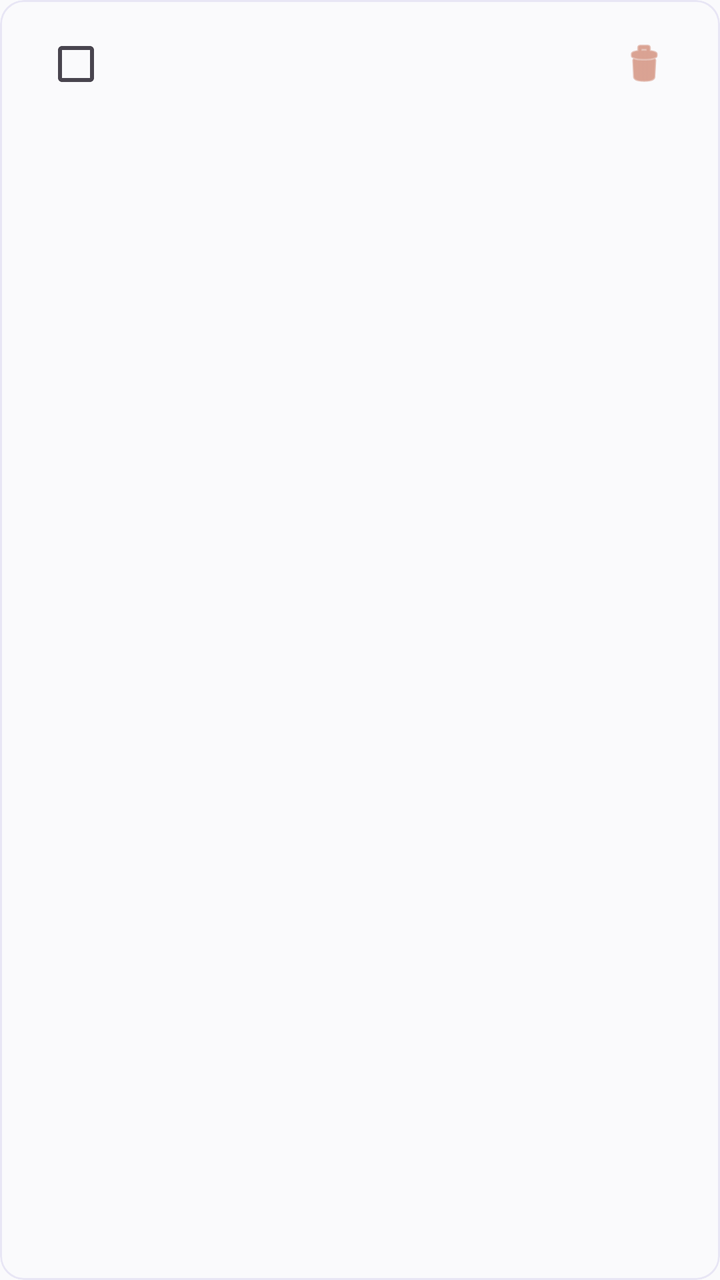
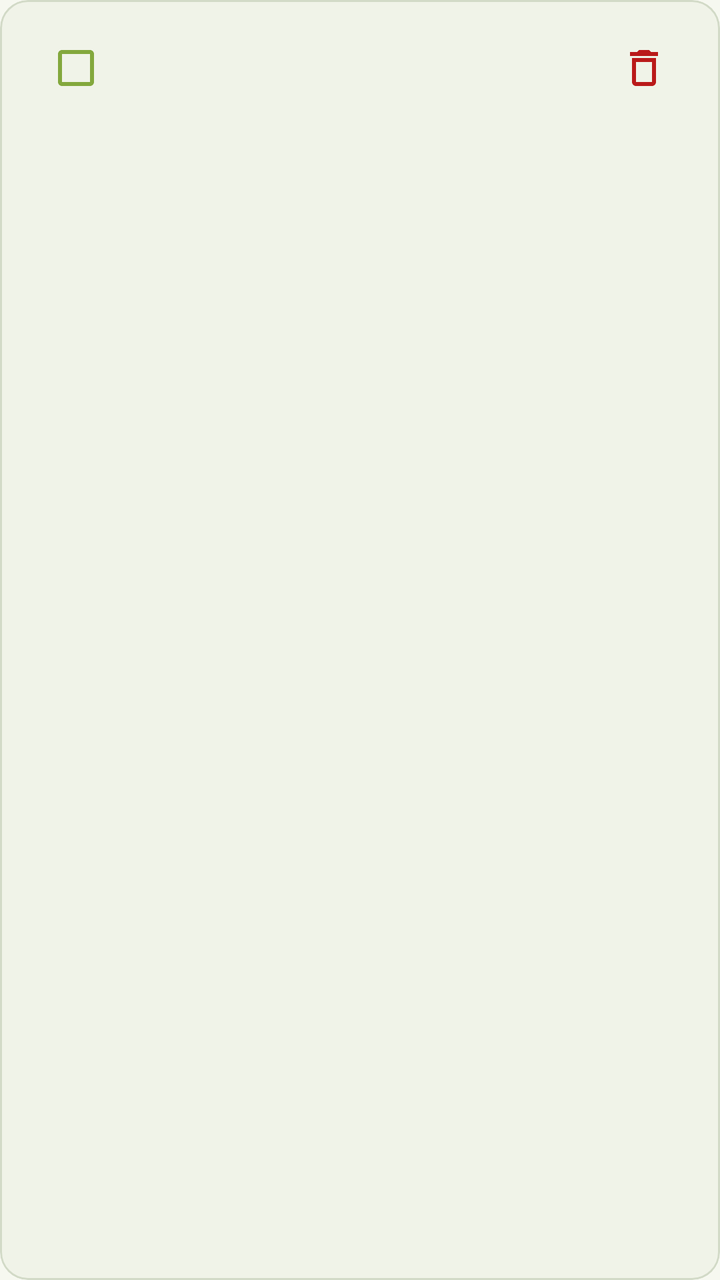

Before-and-after screenshots of an Android layout around one commit, followed by the original layout XML and the change that was made.
<!-- AndroidManifest.xml: application theme Theme.Reminder -->
<!-- res/layout/item_payment.xml -->
<?xml version="1.0" encoding="utf-8"?>
<com.google.android.material.card.MaterialCardView xmlns:android="http://schemas.android.com/apk/res/android"
    xmlns:app="http://schemas.android.com/apk/res-auto"
    android:layout_width="match_parent"
    android:layout_height="wrap_content"
    android:layout_marginBottom="8dp"
    app:cardElevation="0dp"
    app:cardCornerRadius="12dp"
    app:strokeWidth="1dp"
    app:strokeColor="@color/colorDivider"
    app:cardBackgroundColor="@color/colorBackground">

    <LinearLayout
        android:layout_width="match_parent"
        android:layout_height="wrap_content"
        android:orientation="horizontal"
        android:gravity="center_vertical"
        android:paddingHorizontal="14dp"
        android:paddingVertical="8dp">

        <com.google.android.material.checkbox.MaterialCheckBox
            android:id="@+id/paymentCheckBox"
            android:layout_width="wrap_content"
            android:layout_height="wrap_content"
            android:layout_marginEnd="12dp"
            app:buttonIconTint="@color/white" />

        <LinearLayout
            android:layout_width="0dp"
            android:layout_height="wrap_content"
            android:layout_weight="1"
            android:orientation="vertical">

            <TextView
                android:id="@+id/paymentNameTextView"
                android:layout_width="wrap_content"
                android:layout_height="wrap_content"
                android:textColor="?android:attr/textColorPrimary"
                android:textSize="15sp"
                android:textStyle="bold" />

            <TextView
                android:id="@+id/dueDateTextView"
                android:layout_width="wrap_content"
                android:layout_height="wrap_content"
                android:textColor="?android:attr/textColorSecondary"
                android:textSize="12sp"
                android:layout_marginTop="3dp" />
        </LinearLayout>

        <ImageButton
            android:id="@+id/deletePaymentBtn"
            android:layout_width="48dp"
            android:layout_height="48dp"
            android:background="?attr/selectableItemBackgroundBorderless"
            android:contentDescription="Delete Payment"
            android:scaleType="centerInside"
            android:src="@android:drawable/ic_menu_delete"
            android:padding="12dp"
            app:tint="@color/colorDelete"
            android:clickable="true"
            android:focusable="true"/>

    </LinearLayout>
</com.google.android.material.card.MaterialCardView>
<!-- resources referenced by this layout -->
<resources>
  <color name="colorBackground">@color/light_background</color>
  <color name="colorDelete">#C4684D</color>
  <color name="colorDivider">@color/light_divider</color>
  <style name="Theme.Reminder" parent="Theme.Material3.DayNight.NoActionBar">
          <item name="colorPrimary">@color/accent_purple</item>
          <item name="colorOnPrimary">@color/white</item>
          <item name="colorSecondary">@color/accent_purple</item>
          <item name="colorOnSecondary">@color/white</item>
          <item name="android:statusBarColor">@color/colorBackground</item>
          <item name="android:windowLightStatusBar" tools:targetApi="m">true</item>
          <item name="android:timePickerMode">spinner</item>
  
          
          <item name="android:windowBackground">@color/light_background</item>
          <item name="colorSurface">@color/light_surface</item>
          <item name="colorOnSurface">@color/light_text_primary</item>
      </style>
  <color name="light_background">#FAFAFC</color>
  <color name="light_divider">#E8E6F5</color>
  <color name="accent_purple">@color/colorAccent</color>
  <color name="light_surface">#FFFFFF</color>
  <color name="light_text_primary">#1D1B20</color>
  <color name="colorAccent">@color/light_primary</color>
  <color name="light_primary">#7B6FEA</color>
  <!-- unchanged entries left out for length: 1 -->
</resources>

<!-- the commit's change to res/layout/item_payment.xml (unified diff, before → after) -->
@@ -5,10 +5,10 @@
     android:layout_height="wrap_content"
     android:layout_marginBottom="8dp"
     app:cardElevation="0dp"
-    app:cardCornerRadius="12dp"
+    app:cardCornerRadius="14dp"
     app:strokeWidth="1dp"
-    app:strokeColor="@color/colorDivider"
-    app:cardBackgroundColor="@color/colorBackground">
+    app:strokeColor="@color/colorSurfaceBorder"
+    app:cardBackgroundColor="@color/colorSurfaceVariant">
 
     <LinearLayout
         android:layout_width="match_parent"
@@ -16,14 +16,14 @@
         android:orientation="horizontal"
         android:gravity="center_vertical"
         android:paddingHorizontal="14dp"
-        android:paddingVertical="8dp">
+        android:paddingVertical="10dp">
 
         <com.google.android.material.checkbox.MaterialCheckBox
             android:id="@+id/paymentCheckBox"
             android:layout_width="wrap_content"
             android:layout_height="wrap_content"
-            android:layout_marginEnd="12dp"
-            app:buttonIconTint="@color/white" />
+            android:layout_marginEnd="10dp"
+            app:buttonTint="@color/gl_primary" />
 
         <LinearLayout
             android:layout_width="0dp"
@@ -55,11 +55,11 @@
             android:background="?attr/selectableItemBackgroundBorderless"
             android:contentDescription="Delete Payment"
             android:scaleType="centerInside"
-            android:src="@android:drawable/ic_menu_delete"
+            android:src="@drawable/ic_ms_delete"
             android:padding="12dp"
             app:tint="@color/colorDelete"
             android:clickable="true"
-            android:focusable="true"/>
+            android:focusable="true" />
 
     </LinearLayout>
 </com.google.android.material.card.MaterialCardView>
<!-- resource entries referenced after the edit -->
@@ -1,29 +1,136 @@
 <!-- resources referenced by this layout -->
 <resources>
-  <color name="colorBackground">@color/light_background</color>
-  <color name="colorDelete">#C4684D</color>
-  <color name="colorDivider">@color/light_divider</color>
+  <color name="colorBackground">@color/gl_background</color>
+  <color name="colorSurface">@color/gl_surface</color>
+  <color name="colorTextPrimary">@color/gl_text_primary</color>
+  <color name="colorTextSecondary">@color/gl_text_secondary</color>
+  <color name="colorDelete">#BA1A1A</color>
+  <color name="colorSurfaceBorder">@color/gl_outline</color>
+  <color name="colorSurfaceVariant">@color/gl_surface_elevated</color>
+  <color name="gl_primary">#83A83D</color>
+  <!-- drawable ic_ms_delete (drawable) -->
+  <vector xmlns:android="http://schemas.android.com/apk/res/android"
+      android:width="24dp"
+      android:height="24dp"
+      android:viewportWidth="24"
+      android:viewportHeight="24"
+      android:tint="?attr/colorControlNormal">
+      <path
+          android:fillColor="@android:color/white"
+          android:pathData="M16,9v10H8V9h8m-1.5,-6h-5l-1,1H5v2h14V4h-3.5l-1,-1zM18,7H6v12c0,1.1 0.9,2 2,2h8c1.1,0 2,-0.9 2,-2V7z" />
+  </vector>
+  <color name="colorDivider">@color/gl_outline_variant</color>
+  <color name="colorDeleteContainer">#FFDAD6</color>
+  <color name="colorOnDeleteContainer">#410002</color>
+  <style name="Animation.Reminder.Activity" parent="@android:style/Animation.Activity">
+          <item name="android:activityOpenEnterAnimation">@anim/slide_in_right</item>
+          <item name="android:activityOpenExitAnimation">@anim/slide_out_left</item>
+          <item name="android:activityCloseEnterAnimation">@anim/slide_in_left</item>
+          <item name="android:activityCloseExitAnimation">@anim/slide_out_right</item>
+      </style>
+  <style name="Widget.Reminder.CardView" parent="Widget.Material3.CardView.Filled">
+          <item name="cardBackgroundColor">@color/colorSurface</item>
+          <item name="strokeColor">@color/colorDivider</item>
+          <item name="strokeWidth">@dimen/card_stroke_width</item>
+          <item name="cardElevation">@dimen/card_elevation</item>
+          <item name="shapeAppearanceOverlay">@style/ShapeAppearance.Reminder.Card</item>
+      </style>
+  <style name="Widget.Reminder.Button.Primary" parent="Widget.Material3.Button">
+          <item name="backgroundTint">@color/gl_primary</item>
+          <item name="android:textColor">@color/white</item>
+          <item name="cornerRadius">20dp</item>
+          <item name="android:minHeight">@dimen/touch_target_min</item>
+          <item name="rippleColor">#33FFFFFF</item>
+      </style>
+  <style name="Widget.Reminder.TextInputLayout" parent="Widget.Material3.TextInputLayout.OutlinedBox">
+          <item name="boxStrokeColor">@color/gl_primary</item>
+          <item name="boxCornerRadiusTopStart">12dp</item>
+          <item name="boxCornerRadiusTopEnd">12dp</item>
+          <item name="boxCornerRadiusBottomStart">12dp</item>
+          <item name="boxCornerRadiusBottomEnd">12dp</item>
+          <item name="hintTextColor">@color/gl_primary</item>
+          <item name="boxStrokeWidth">1dp</item>
+          <item name="boxStrokeWidthFocused">2dp</item>
+      </style>
+  <style name="Widget.Reminder.BottomNavigation" parent="Widget.Material3.BottomNavigationView">
+          <item name="backgroundTint">@color/colorSurface</item>
+          <item name="itemIconTint">@color/nav_item_icon_tint</item>
+          <item name="itemTextColor">@color/nav_item_text_tint</item>
+          <item name="itemActiveIndicatorStyle">@style/Widget.Reminder.BottomNavigation.Indicator</item>
+          <item name="elevation">3dp</item>
+      </style>
+  <style name="ThemeOverlay.Reminder.MaterialAlertDialog" parent="ThemeOverlay.Material3.MaterialAlertDialog">
+          <item name="shapeAppearanceOverlay">@style/ShapeAppearance.Reminder.Card</item>
+          <item name="colorSurface">@color/colorSurface</item>
+          <item name="colorPrimary">@color/gl_primary</item>
+      </style>
+  <color name="gl_background">#F6F8F0</color>
+  <color name="gl_surface">#FFFFFF</color>
+  <color name="gl_text_primary">#191D19</color>
+  <color name="gl_text_secondary">#596250</color>
+  <color name="gl_outline_variant">#E2E8DC</color>
+  <dimen name="card_stroke_width">1dp</dimen>
+  <dimen name="card_elevation">1dp</dimen>
+  <style name="ShapeAppearance.Reminder.Card" parent="ShapeAppearance.Material3.Corner.Medium">
+          <item name="cornerSize">16dp</item>
+      </style>
+  <dimen name="touch_target_min">48dp</dimen>
+  <style name="Widget.Reminder.BottomNavigation.Indicator" parent="Widget.Material3.BottomNavigationView.ActiveIndicator">
+          <item name="android:color">@color/gl_tertiary</item>
+          <item name="android:width">60dp</item>
+          <item name="android:height">32dp</item>
+      </style>
   <style name="Theme.Reminder" parent="Theme.Material3.DayNight.NoActionBar">
-          <item name="colorPrimary">@color/accent_purple</item>
+          
+          <item name="colorPrimary">@color/gl_primary</item>
           <item name="colorOnPrimary">@color/white</item>
-          <item name="colorSecondary">@color/accent_purple</item>
-          <item name="colorOnSecondary">@color/white</item>
+          <item name="colorPrimaryContainer">@color/gl_tertiary</item>
+          <item name="colorOnPrimaryContainer">#1B2609</item>
+  
+          
+          <item name="colorSecondary">@color/gl_secondary</item>
+          <item name="colorOnSecondary">@color/gl_graphite</item>
+          <item name="colorSecondaryContainer">@color/gl_surface_elevated</item>
+          <item name="colorOnSecondaryContainer">@color/gl_graphite</item>
+          <item name="colorTertiary">@color/gl_tertiary</item>
+          <item name="colorOnTertiary">@color/gl_graphite</item>
+  
+          
+          <item name="android:windowBackground">@color/colorBackground</item>
+          <item name="colorSurface">@color/colorSurface</item>
+          <item name="colorOnSurface">@color/colorTextPrimary</item>
+          <item name="colorSurfaceVariant">@color/colorSurfaceVariant</item>
+          <item name="colorOnSurfaceVariant">@color/colorTextSecondary</item>
+          <item name="colorOutline">@color/colorSurfaceBorder</item>
+          <item name="colorOutlineVariant">@color/colorDivider</item>
+  
+          
+          <item name="colorError">@color/colorDelete</item>
+          <item name="colorOnError">@color/white</item>
+          <item name="colorErrorContainer">@color/colorDeleteContainer</item>
+          <item name="colorOnErrorContainer">@color/colorOnDeleteContainer</item>
+  
+          
           <item name="android:statusBarColor">@color/colorBackground</item>
           <item name="android:windowLightStatusBar" tools:targetApi="m">true</item>
-          <item name="android:timePickerMode">spinner</item>
+          <item name="android:navigationBarColor">@color/colorBackground</item>
+          <item name="android:windowLightNavigationBar" tools:targetApi="o_mr1">true</item>
   
           
-          <item name="android:windowBackground">@color/light_background</item>
-          <item name="colorSurface">@color/light_surface</item>
-          <item name="colorOnSurface">@color/light_text_primary</item>
+          <item name="android:windowAnimationStyle">@style/Animation.Reminder.Activity</item>
+  
+          
+          <item name="materialCardViewStyle">@style/Widget.Reminder.CardView</item>
+          <item name="materialButtonStyle">@style/Widget.Reminder.Button.Primary</item>
+          <item name="textInputStyle">@style/Widget.Reminder.TextInputLayout</item>
+          <item name="bottomNavigationStyle">@style/Widget.Reminder.BottomNavigation</item>
+          <item name="materialAlertDialogTheme">@style/ThemeOverlay.Reminder.MaterialAlertDialog</item>
       </style>
-  <color name="light_background">#FAFAFC</color>
-  <color name="light_divider">#E8E6F5</color>
-  <color name="accent_purple">@color/colorAccent</color>
-  <color name="light_surface">#FFFFFF</color>
-  <color name="light_text_primary">#1D1B20</color>
-  <color name="colorAccent">@color/light_primary</color>
-  <color name="light_primary">#7B6FEA</color>
+  <color name="gl_outline">#D2DAC7</color>
+  <color name="gl_surface_elevated">#F0F3E8</color>
+  <color name="gl_tertiary">#D9EBA9</color>
+  <color name="gl_secondary">#B2D66C</color>
+  <color name="gl_graphite">#191D19</color>
   <!-- unchanged entries left out for length: 1 -->
 </resources>
 
